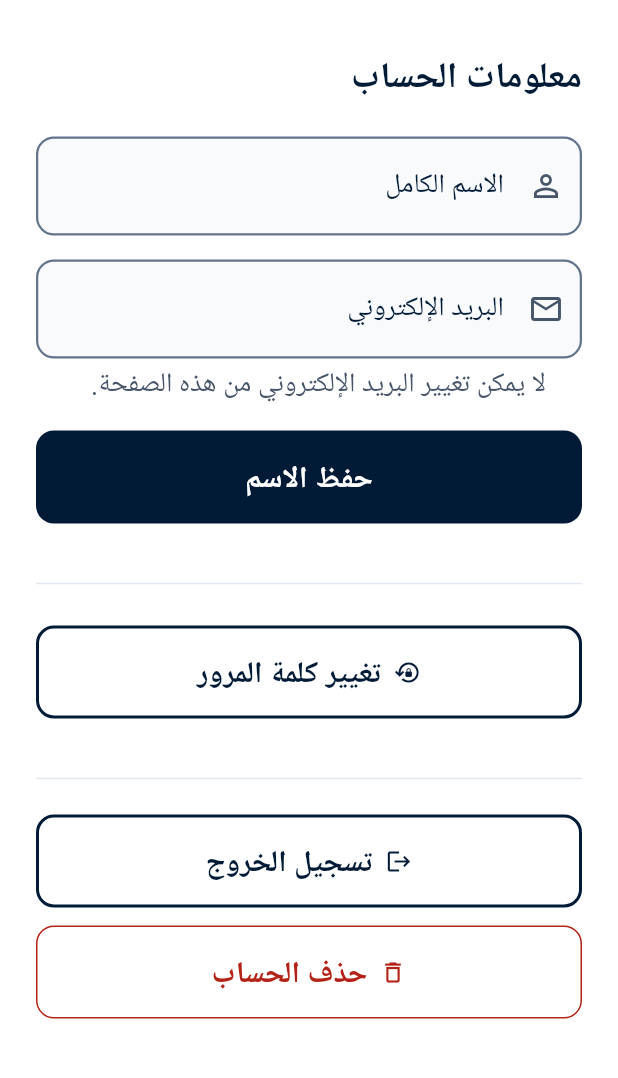
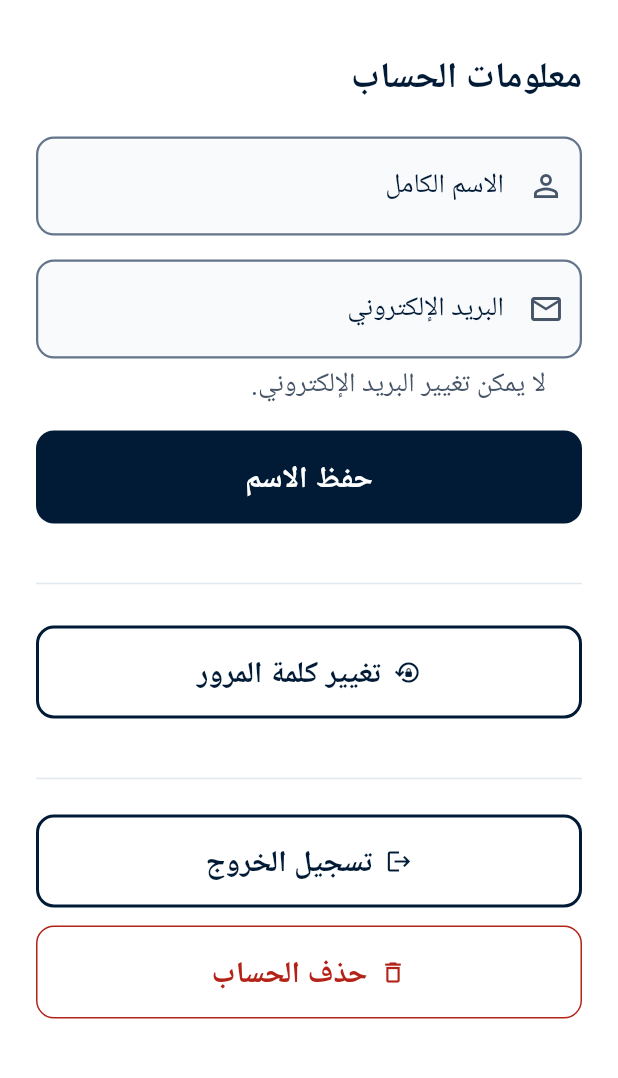
Before and after one commit to raneemalbraheem-source/2026-GP1-33-Dulni, a Flutter app: the ProfilePage screen opened directly, on a phone screen of 412 x 824 dp, the part 69-1147 px from its top. Run offline on Flutter 3.47's test engine with Material 3 defaults, Android fonts, the phone set to English and light mode, and no system bars; our stand-ins replace cloud_firestore, firebase_auth, firebase_core; accounts and stored records are empty; Roboto replaces fonts that are missing (NotoSansArabic).

Commit message:
Update profile_page.dart

```diff
--- a/lib/pages/profile_page.dart
+++ b/lib/pages/profile_page.dart
@@ -200,7 +200,7 @@ class _ProfilePageState extends State<ProfilePage> {
       debugPrint('Account deletion failed: $error');
       debugPrintStack(stackTrace: stackTrace);
       if (!mounted) return;
-      _showMessage('تعذر إكمال حذف الحساب. راجع رسالة الخطأ في Debug Console.');
+      _showMessage('تعذر حذف الحساب. يرجى المحاولة مرة أخرى.');
     } finally {
       if (mounted) setState(() => _deletingAccount = false);
     }
@@ -347,7 +347,7 @@ class _ProfilePageState extends State<ProfilePage> {
                                     decoration: const InputDecoration(
                                       labelText: 'البريد الإلكتروني',
                                       prefixIcon: Icon(Icons.email_outlined),
-                                      helperText: 'لا يمكن تغيير البريد الإلكتروني من هذه الصفحة.',
+                                      helperText: 'لا يمكن تغيير البريد الإلكتروني.',
                                     ),
                                   ),
                                   const SizedBox(height: 16),
```
